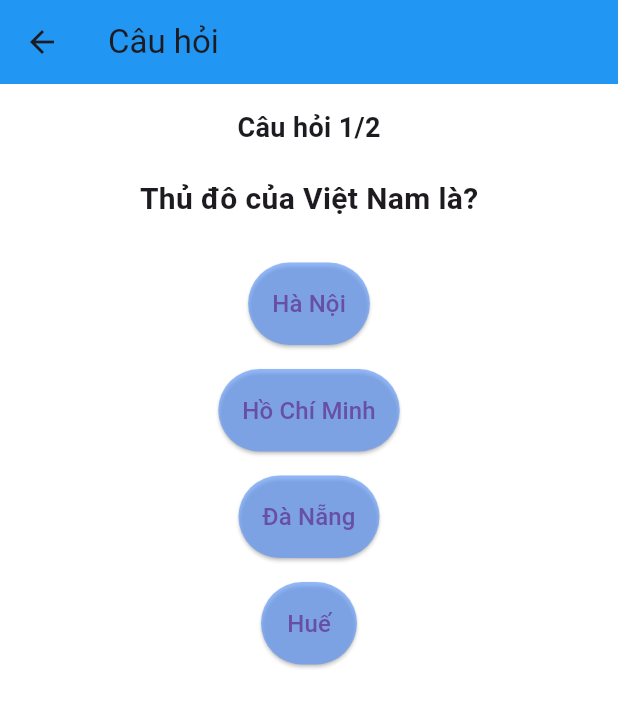
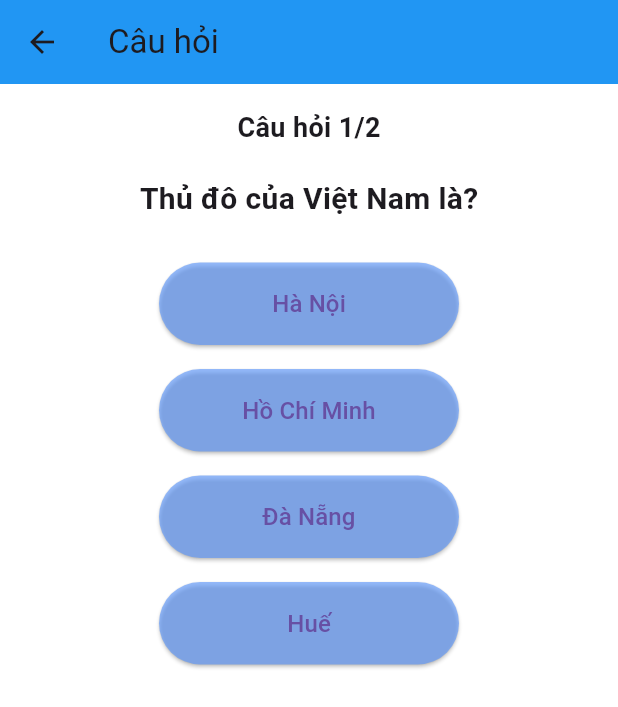
Before and after one commit to tai03102004/English_App, a Flutter app: the QuestionQuiz screen opened directly, on a phone screen of 412 x 824 dp. Shown: the top 707 px of the screen. Run offline on Flutter 3.47's test engine with Material 3 defaults, Android fonts, the phone set to English and light mode, and no system bars; our stand-ins replace audioplayers, cloud_firestore, firebase_auth, firebase_core, fl_chart, flutter_svg and 6 more; accounts and stored records are empty; Roboto replaces fonts that are missing (Roboto-Black).

Commit message:
Update QuestionQuiz.dart

```diff
--- a/lib/Widgets/Games/Widget_Game/QuestionQuiz.dart
+++ b/lib/Widgets/Games/Widget_Game/QuestionQuiz.dart
@@ -58,6 +58,7 @@ class _QuestionQuizState extends State<QuestionQuiz> {
                 children: currentQuestion["options"].map<Widget>((option) {
                   return Container(
                     margin: const EdgeInsets.symmetric(vertical: 8),
+                    width: 200,
                     child: ElevatedButton(
                       onPressed: (quizManager.hasAnswered ||
                               quizManager.isCompleted ||
```
